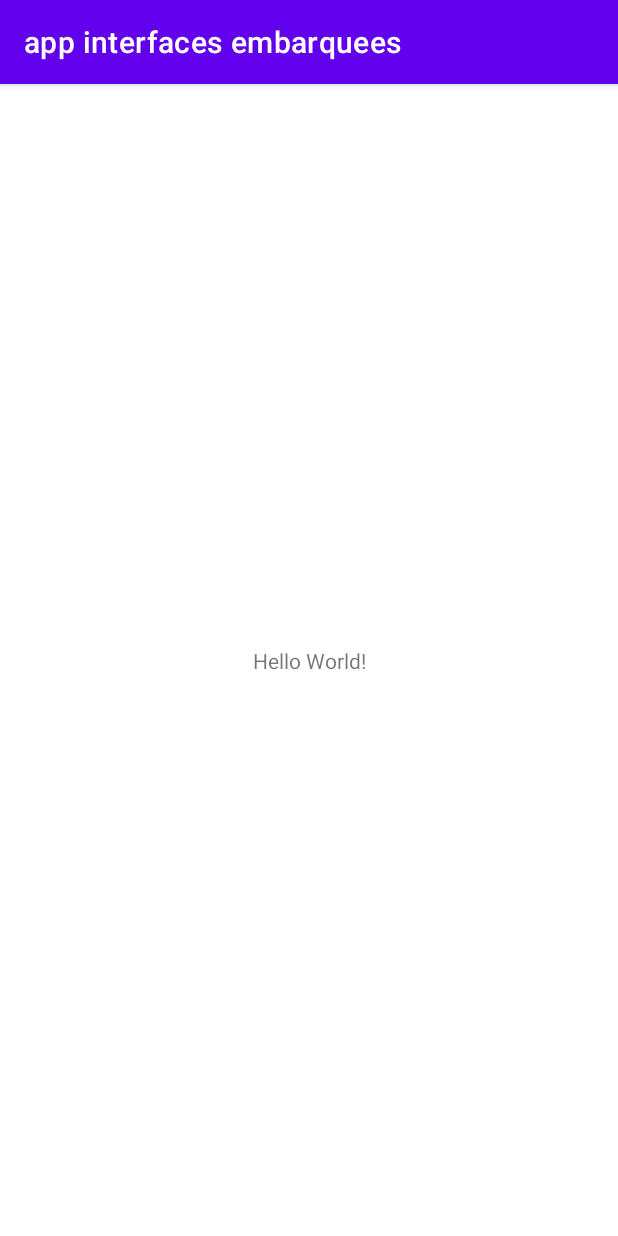
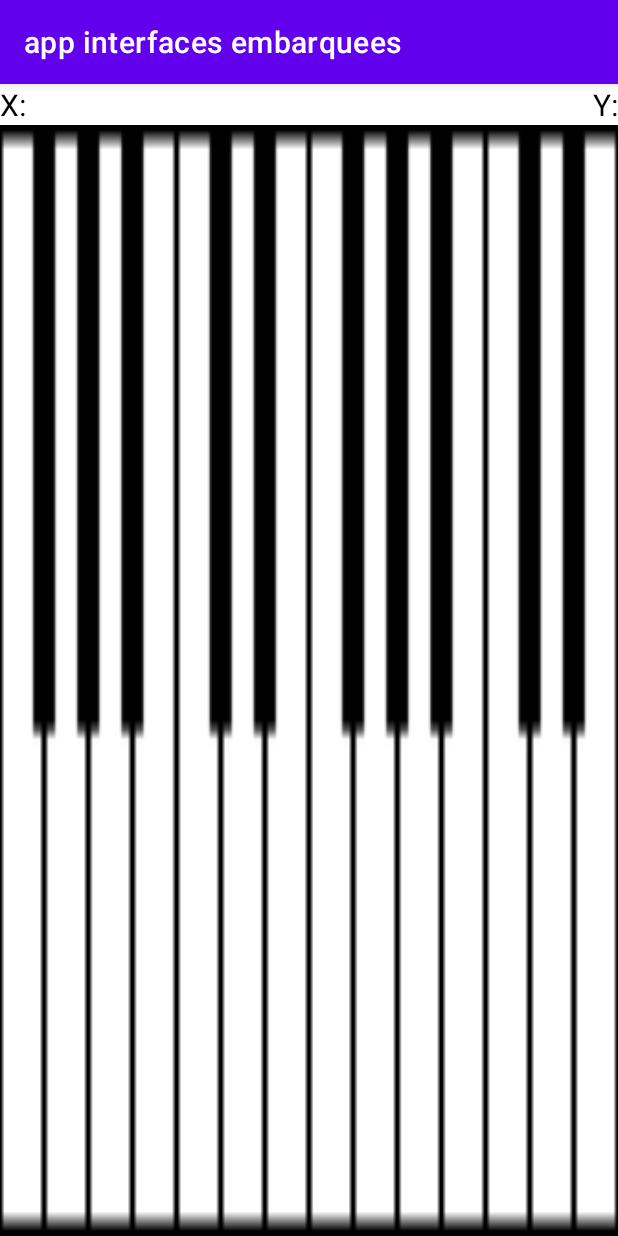
Before and after one commit to SithMann/appInterfacesEmbarquees, an Android app: the screen it shows after launch (MainActivity), on a phone screen of 412 x 824 dp. Run offline under Robolectric (Android 15) with nearby library versions, the phone set to English and light mode, and no system bars.

Commit message:
RECUP NOTES

```diff
--- a/app/src/main/java/com/example/appinterfacesembarquees/MainActivity.kt
+++ b/app/src/main/java/com/example/appinterfacesembarquees/MainActivity.kt
@@ -2,10 +2,34 @@ package com.example.appinterfacesembarquees
 
 import androidx.appcompat.app.AppCompatActivity
 import android.os.Bundle
+import android.widget.ImageView
+import android.widget.TextView
 
 class MainActivity : AppCompatActivity() {
+
+
+
     override fun onCreate(savedInstanceState: Bundle?) {
         super.onCreate(savedInstanceState)
         setContentView(R.layout.activity_main)
+
+        val ivPiano = findViewById<ImageView>(R.id.ivPiano)
+        val tvX = findViewById<TextView>(R.id.tvX)
+        val tvY = findViewById<TextView>(R.id.tvY)
+
+
+        ivPiano.setOnTouchListener {
+                _, event ->
+            val x = event.x
+            val y = event.y
+            var note = (x.toInt())*14/(ivPiano.width.toInt())
+            tvY.text = note.toString()
+            tvX.text = Notes(note).toString()
+            true
+        }
+
+
     }
+
+
 }
--- /dev/null
+++ b/app/src/main/java/com/example/appinterfacesembarquees/Notes.kt
@@ -0,0 +1,12 @@
+package com.example.appinterfacesembarquees
+
+class Notes(val note: Int){
+    val notes = arrayOf("Fa", "Sol", "La", "Si", "Do", "Re", "Mi", "Fa", "Sol", "La", "Si", "Do", "Re", "Mi")
+
+    override fun toString(): String {
+        return notes[note]
+    }
+
+
+
+}
--- a/app/src/main/res/layout/activity_main.xml
+++ b/app/src/main/res/layout/activity_main.xml
@@ -4,15 +4,38 @@
     xmlns:tools="http://schemas.android.com/tools"
     android:layout_width="match_parent"
     android:layout_height="match_parent"
-    tools:context=".MainActivity">
+    tools:context=".MainActivity"
+    android:clickable="true">
 
     <TextView
-        android:layout_width="wrap_content"
+        android:id="@+id/tvX"
+        android:layout_width="0dp"
         android:layout_height="wrap_content"
-        android:text="Hello World!"
-        app:layout_constraintBottom_toBottomOf="parent"
-        app:layout_constraintLeft_toLeftOf="parent"
-        app:layout_constraintRight_toRightOf="parent"
+        android:text="X:"
+        android:textColor="@color/black"
+        android:textSize="20dp"
+        app:layout_constraintStart_toStartOf="parent"
         app:layout_constraintTop_toTopOf="parent" />
 
+    <TextView
+        android:id="@+id/tvY"
+        android:layout_width="0dp"
+        android:layout_height="wrap_content"
+        android:text="Y:"
+        android:textColor="@color/black"
+        android:textSize="20dp"
+        app:layout_constraintEnd_toEndOf="parent"
+        app:layout_constraintTop_toTopOf="parent" />
+
+    <ImageView
+        android:id="@+id/ivPiano"
+        android:layout_width="0dp"
+        android:layout_height="0dp"
+        android:scaleType="fitXY"
+        app:layout_constraintBottom_toBottomOf="parent"
+        app:layout_constraintEnd_toEndOf="parent"
+        app:layout_constraintStart_toStartOf="parent"
+        app:layout_constraintTop_toBottomOf="@+id/tvX"
+        app:srcCompat="@drawable/piano" />
+
 </androidx.constraintlayout.widget.ConstraintLayout>
```
Also changed, not shown: app/src/main/res/drawable/piano.png (added).
